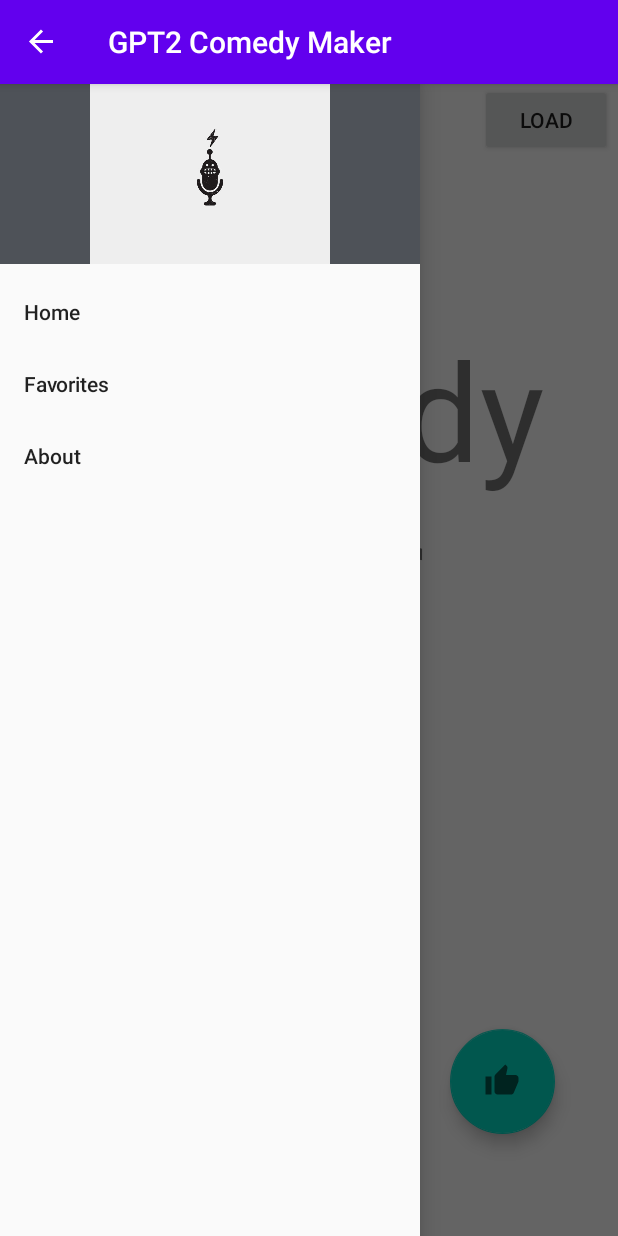
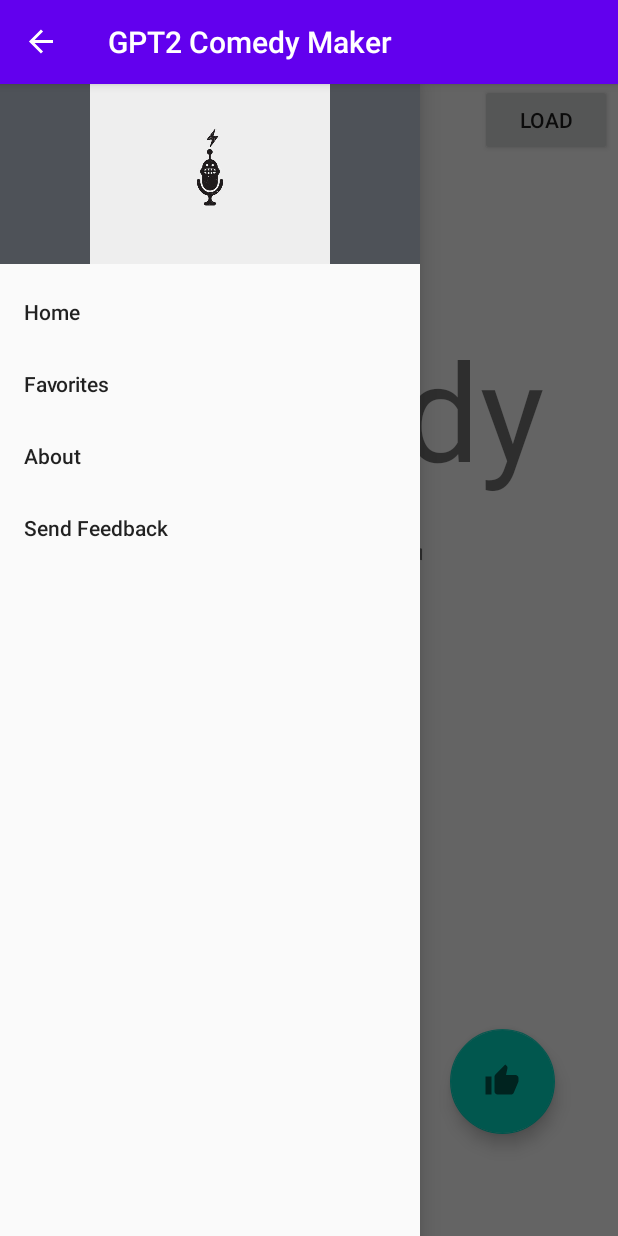
Before and after one commit to hostwriter/ComedyMaker-Android, an Android app: the screen it shows after launch (MainActivity), with the side drawer open, on a phone screen of 412 x 824 dp. Run offline under Robolectric (Android 15) with nearby library versions, the phone set to English and light mode, and no system bars.

Commit message:
Feedback function in navigation menu

```diff
--- a/app/src/main/res/menu/drawer_menu.xml
+++ b/app/src/main/res/menu/drawer_menu.xml
@@ -12,5 +12,8 @@
     <item
         android:id="@+id/nav_about"
         android:title="@string/about"/>
+    <item
+        android:id="@+id/send_feedback"
+        android:title="Send Feedback"/>
 
 </menu>
```
Also changed, not shown: app/src/main/java/com/projektekis/gpt3comedymaker/MainActivity.kt (+19 -15 lines).
